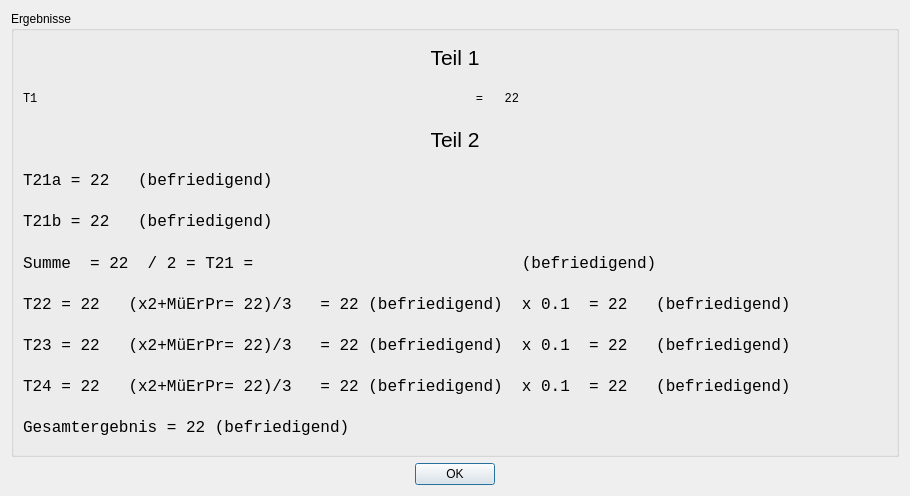
effzett/pihk, file ihk.ui: the form before one commit.
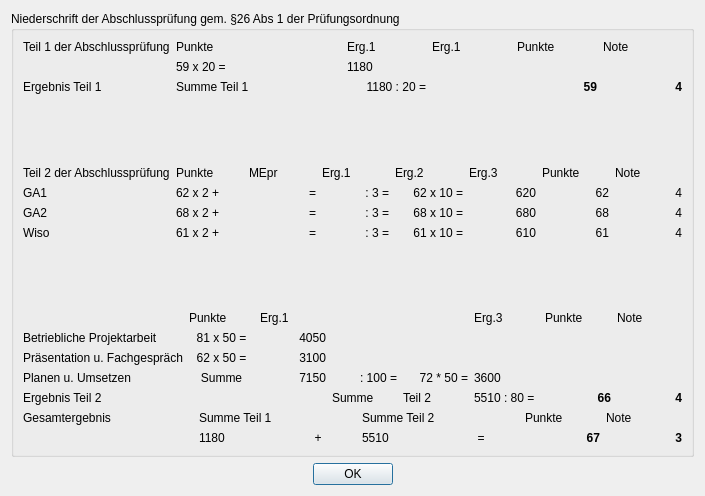
The form after the commit.

Diff of the .ui file:
```diff
--- a/ihk.ui
+++ b/ihk.ui
@@ -17,145 +17,906 @@
    <item>
     <widget class="QGroupBox" name="groupBox">
      <property name="title">
-      <string>Ergebnisse</string>
+      <string>Niederschrift der Abschlussprüfung gem. §26 Abs 1 der Prüfungsordnung</string>
      </property>
      <layout class="QVBoxLayout" name="verticalLayout">
       <item>
-       <widget class="QLabel" name="label_7">
-        <property name="font">
-         <font>
-          <pointsize>16</pointsize>
-          <weight>50</weight>
-          <bold>false</bold>
-         </font>
-        </property>
-        <property name="text">
-         <string>Teil 1</string>
-        </property>
-        <property name="alignment">
-         <set>Qt::AlignCenter</set>
-        </property>
-       </widget>
+       <layout class="QGridLayout" name="gridLayout">
+        <item row="3" column="5">
+         <widget class="QLabel" name="label_2">
+          <property name="font">
+           <font>
+            <bold>true</bold>
+           </font>
+          </property>
+          <property name="text">
+           <string>59</string>
+          </property>
+          <property name="alignment">
+           <set>Qt::AlignRight|Qt::AlignTrailing|Qt::AlignVCenter</set>
+          </property>
+         </widget>
+        </item>
+        <item row="2" column="3">
+         <widget class="QLabel" name="label_16">
+          <property name="text">
+           <string>1180</string>
+          </property>
+         </widget>
+        </item>
+        <item row="3" column="0">
+         <widget class="QLabel" name="label">
+          <property name="text">
+           <string>Ergebnis Teil 1</string>
+          </property>
+         </widget>
+        </item>
+        <item row="1" column="3">
+         <widget class="QLabel" name="label_12">
+          <property name="text">
+           <string>Erg.1</string>
+          </property>
+         </widget>
+        </item>
+        <item row="3" column="6">
+         <widget class="QLabel" name="label_20">
+          <property name="font">
+           <font>
+            <bold>true</bold>
+           </font>
+          </property>
+          <property name="text">
+           <string>4</string>
+          </property>
+          <property name="alignment">
+           <set>Qt::AlignRight|Qt::AlignTrailing|Qt::AlignVCenter</set>
+          </property>
+         </widget>
+        </item>
+        <item row="1" column="6">
+         <widget class="QLabel" name="label_15">
+          <property name="text">
+           <string>Note</string>
+          </property>
+         </widget>
+        </item>
+        <item row="1" column="5">
+         <widget class="QLabel" name="label_14">
+          <property name="text">
+           <string>Punkte</string>
+          </property>
+         </widget>
+        </item>
+        <item row="3" column="1">
+         <widget class="QLabel" name="label_18">
+          <property name="text">
+           <string>Summe Teil 1</string>
+          </property>
+         </widget>
+        </item>
+        <item row="1" column="4">
+         <widget class="QLabel" name="label_13">
+          <property name="text">
+           <string>Erg.1</string>
+          </property>
+         </widget>
+        </item>
+        <item row="2" column="1">
+         <widget class="QLabel" name="label_17">
+          <property name="text">
+           <string>59 x 20 =</string>
+          </property>
+         </widget>
+        </item>
+        <item row="3" column="3">
+         <widget class="QLabel" name="label_19">
+          <property name="text">
+           <string>1180 : 20 =</string>
+          </property>
+          <property name="alignment">
+           <set>Qt::AlignRight|Qt::AlignTrailing|Qt::AlignVCenter</set>
+          </property>
+         </widget>
+        </item>
+        <item row="1" column="0">
+         <widget class="QLabel" name="label_7">
+          <property name="font">
+           <font>
+            <bold>false</bold>
+           </font>
+          </property>
+          <property name="text">
+           <string>Teil 1 der Abschlussprüfung</string>
+          </property>
+         </widget>
+        </item>
+        <item row="1" column="1">
+         <widget class="QLabel" name="label_11">
+          <property name="text">
+           <string>Punkte</string>
+          </property>
+         </widget>
+        </item>
+        <item row="1" column="2">
+         <widget class="QLabel" name="label_61">
+          <property name="text">
+           <string/>
+          </property>
+         </widget>
+        </item>
+       </layout>
       </item>
       <item>
-       <widget class="QLabel" name="label_2">
-        <property name="font">
-         <font>
-          <family>Courier New</family>
-         </font>
+       <spacer name="verticalSpacer">
+        <property name="orientation">
+         <enum>Qt::Vertical</enum>
         </property>
-        <property name="text">
-         <string>T1                                                             =   22          </string>
+        <property name="sizeHint" stdset="0">
+         <size>
+          <width>20</width>
+          <height>40</height>
+         </size>
         </property>
-       </widget>
+       </spacer>
       </item>
       <item>
-       <widget class="QLabel" name="label">
-        <property name="font">
-         <font>
-          <pointsize>16</pointsize>
-          <weight>50</weight>
-          <bold>false</bold>
-         </font>
-        </property>
-        <property name="text">
-         <string>Teil 2</string>
-        </property>
-        <property name="alignment">
-         <set>Qt::AlignCenter</set>
-        </property>
-       </widget>
+       <layout class="QGridLayout" name="gridLayout_2">
+        <item row="1" column="6">
+         <widget class="QLabel" name="label_25">
+          <property name="text">
+           <string>Punkte</string>
+          </property>
+         </widget>
+        </item>
+        <item row="1" column="0">
+         <widget class="QLabel" name="label_27">
+          <property name="font">
+           <font>
+            <bold>false</bold>
+           </font>
+          </property>
+          <property name="text">
+           <string>Teil 2 der Abschlussprüfung</string>
+          </property>
+         </widget>
+        </item>
+        <item row="2" column="1">
+         <widget class="QLabel" name="label_26">
+          <property name="text">
+           <string>62 x 2 +</string>
+          </property>
+         </widget>
+        </item>
+        <item row="3" column="6">
+         <widget class="QLabel" name="label_31">
+          <property name="text">
+           <string>68</string>
+          </property>
+          <property name="alignment">
+           <set>Qt::AlignRight|Qt::AlignTrailing|Qt::AlignVCenter</set>
+          </property>
+         </widget>
+        </item>
+        <item row="2" column="2">
+         <widget class="QLabel" name="label_35">
+          <property name="text">
+           <string>=</string>
+          </property>
+          <property name="alignment">
+           <set>Qt::AlignRight|Qt::AlignTrailing|Qt::AlignVCenter</set>
+          </property>
+         </widget>
+        </item>
+        <item row="1" column="4">
+         <widget class="QLabel" name="label_23">
+          <property name="text">
+           <string>Erg.2</string>
+          </property>
+         </widget>
+        </item>
+        <item row="3" column="7">
+         <widget class="QLabel" name="label_32">
+          <property name="text">
+           <string>4</string>
+          </property>
+          <property name="alignment">
+           <set>Qt::AlignRight|Qt::AlignTrailing|Qt::AlignVCenter</set>
+          </property>
+         </widget>
+        </item>
+        <item row="2" column="3">
+         <widget class="QLabel" name="label_21">
+          <property name="text">
+           <string> : 3 =</string>
+          </property>
+          <property name="alignment">
+           <set>Qt::AlignRight|Qt::AlignTrailing|Qt::AlignVCenter</set>
+          </property>
+         </widget>
+        </item>
+        <item row="1" column="7">
+         <widget class="QLabel" name="label_24">
+          <property name="text">
+           <string>Note</string>
+          </property>
+         </widget>
+        </item>
+        <item row="3" column="0">
+         <widget class="QLabel" name="label_33">
+          <property name="text">
+           <string>GA2</string>
+          </property>
+         </widget>
+        </item>
+        <item row="1" column="5">
+         <widget class="QLabel" name="label_34">
+          <property name="text">
+           <string>Erg.3</string>
+          </property>
+         </widget>
+        </item>
+        <item row="1" column="3">
+         <widget class="QLabel" name="label_22">
+          <property name="text">
+           <string>Erg.1</string>
+          </property>
+         </widget>
+        </item>
+        <item row="2" column="0">
+         <widget class="QLabel" name="label_36">
+          <property name="text">
+           <string>GA1</string>
+          </property>
+         </widget>
+        </item>
+        <item row="1" column="1">
+         <widget class="QLabel" name="label_28">
+          <property name="text">
+           <string>Punkte</string>
+          </property>
+         </widget>
+        </item>
+        <item row="1" column="2">
+         <widget class="QLabel" name="label_6">
+          <property name="text">
+           <string>MEpr</string>
+          </property>
+         </widget>
+        </item>
+        <item row="4" column="0">
+         <widget class="QLabel" name="label_37">
+          <property name="text">
+           <string>Wiso</string>
+          </property>
+         </widget>
+        </item>
+        <item row="3" column="1">
+         <widget class="QLabel" name="label_29">
+          <property name="text">
+           <string>68 x 2 +</string>
+          </property>
+         </widget>
+        </item>
+        <item row="4" column="1">
+         <widget class="QLabel" name="label_38">
+          <property name="text">
+           <string>61 x 2 +</string>
+          </property>
+         </widget>
+        </item>
+        <item row="3" column="3">
+         <widget class="QLabel" name="label_30">
+          <property name="text">
+           <string> : 3 =</string>
+          </property>
+          <property name="alignment">
+           <set>Qt::AlignRight|Qt::AlignTrailing|Qt::AlignVCenter</set>
+          </property>
+         </widget>
+        </item>
+        <item row="4" column="3">
+         <widget class="QLabel" name="label_39">
+          <property name="text">
+           <string> : 3 =</string>
+          </property>
+          <property name="alignment">
+           <set>Qt::AlignRight|Qt::AlignTrailing|Qt::AlignVCenter</set>
+          </property>
+         </widget>
+        </item>
+        <item row="3" column="2">
+         <widget class="QLabel" name="label_40">
+          <property name="text">
+           <string>=</string>
+          </property>
+          <property name="alignment">
+           <set>Qt::AlignRight|Qt::AlignTrailing|Qt::AlignVCenter</set>
+          </property>
+         </widget>
+        </item>
+        <item row="4" column="2">
+         <widget class="QLabel" name="label_41">
+          <property name="text">
+           <string>=</string>
+          </property>
+          <property name="alignment">
+           <set>Qt::AlignRight|Qt::AlignTrailing|Qt::AlignVCenter</set>
+          </property>
+         </widget>
+        </item>
+        <item row="2" column="4">
+         <widget class="QLabel" name="label_42">
+          <property name="text">
+           <string> 62 x 10 =</string>
+          </property>
+          <property name="alignment">
+           <set>Qt::AlignRight|Qt::AlignTrailing|Qt::AlignVCenter</set>
+          </property>
+         </widget>
+        </item>
+        <item row="3" column="4">
+         <widget class="QLabel" name="label_43">
+          <property name="text">
+           <string>68 x 10 =</string>
+          </property>
+          <property name="alignment">
+           <set>Qt::AlignRight|Qt::AlignTrailing|Qt::AlignVCenter</set>
+          </property>
+         </widget>
+        </item>
+        <item row="4" column="4">
+         <widget class="QLabel" name="label_44">
+          <property name="text">
+           <string>61 x 10 =</string>
+          </property>
+          <property name="alignment">
+           <set>Qt::AlignRight|Qt::AlignTrailing|Qt::AlignVCenter</set>
+          </property>
+         </widget>
+        </item>
+        <item row="2" column="5">
+         <widget class="QLabel" name="label_45">
+          <property name="text">
+           <string>620</string>
+          </property>
+          <property name="alignment">
+           <set>Qt::AlignRight|Qt::AlignTrailing|Qt::AlignVCenter</set>
+          </property>
+         </widget>
+        </item>
+        <item row="3" column="5">
+         <widget class="QLabel" name="label_46">
+          <property name="text">
+           <string>680</string>
+          </property>
+          <property name="alignment">
+           <set>Qt::AlignRight|Qt::AlignTrailing|Qt::AlignVCenter</set>
+          </property>
+         </widget>
+        </item>
+        <item row="4" column="5">
+         <widget class="QLabel" name="label_47">
+          <property name="text">
+           <string>610</string>
+          </property>
+          <property name="alignment">
+           <set>Qt::AlignRight|Qt::AlignTrailing|Qt::AlignVCenter</set>
+          </property>
+         </widget>
+        </item>
+        <item row="2" column="6">
+         <widget class="QLabel" name="label_48">
+          <property name="text">
+           <string>62</string>
+          </property>
+          <property name="alignment">
+           <set>Qt::AlignRight|Qt::AlignTrailing|Qt::AlignVCenter</set>
+          </property>
+         </widget>
+        </item>
+        <item row="4" column="6">
+         <widget class="QLabel" name="label_49">
+          <property name="text">
+           <string>61</string>
+          </property>
+          <property name="alignment">
+           <set>Qt::AlignRight|Qt::AlignTrailing|Qt::AlignVCenter</set>
+          </property>
+         </widget>
+        </item>
+        <item row="2" column="7">
+         <widget class="QLabel" name="label_50">
+          <property name="text">
+           <string>4</string>
+          </property>
+          <property name="alignment">
+           <set>Qt::AlignRight|Qt::AlignTrailing|Qt::AlignVCenter</set>
+          </property>
+         </widget>
+        </item>
+        <item row="4" column="7">
+         <widget class="QLabel" name="label_51">
+          <property name="text">
+           <string>4</string>
+          </property>
+          <property name="alignment">
+           <set>Qt::AlignRight|Qt::AlignTrailing|Qt::AlignVCenter</set>
+          </property>
+         </widget>
+        </item>
+       </layout>
       </item>
       <item>
-       <widget class="QLabel" name="label_6">
-        <property name="font">
-         <font>
-          <family>Courier New</family>
-          <pointsize>12</pointsize>
-         </font>
+       <spacer name="verticalSpacer_2">
+        <property name="orientation">
+         <enum>Qt::Vertical</enum>
         </property>
-        <property name="text">
-         <string>T21a = 22   (befriedigend)        </string>
+        <property name="sizeHint" stdset="0">
+         <size>
+          <width>20</width>
+          <height>40</height>
+         </size>
         </property>
-       </widget>
+       </spacer>
       </item>
       <item>
-       <widget class="QLabel" name="label_8">
-        <property name="font">
-         <font>
-          <family>Courier New</family>
-          <pointsize>12</pointsize>
-         </font>
-        </property>
-        <property name="text">
-         <string>T21b = 22   (befriedigend)        </string>
-        </property>
-       </widget>
+       <layout class="QGridLayout" name="gridLayout_3">
+        <item row="4" column="3">
+         <widget class="QLabel" name="label_75">
+          <property name="text">
+           <string>: 100 =</string>
+          </property>
+          <property name="alignment">
+           <set>Qt::AlignRight|Qt::AlignTrailing|Qt::AlignVCenter</set>
+          </property>
+         </widget>
+        </item>
+        <item row="2" column="7">
+         <widget class="QLabel" name="label_81">
+          <property name="text">
+           <string/>
+          </property>
+          <property name="alignment">
+           <set>Qt::AlignRight|Qt::AlignTrailing|Qt::AlignVCenter</set>
+          </property>
+         </widget>
+        </item>
+        <item row="3" column="1">
+         <widget class="QLabel" name="label_67">
+          <property name="text">
+           <string>62 x 50 =</string>
+          </property>
+          <property name="alignment">
+           <set>Qt::AlignCenter</set>
+          </property>
+         </widget>
+        </item>
+        <item row="5" column="5">
+         <widget class="QLabel" name="label_9">
+          <property name="text">
+           <string>5510 : 80 =</string>
+          </property>
+         </widget>
+        </item>
+        <item row="4" column="5">
+         <widget class="QLabel" name="label_8">
+          <property name="text">
+           <string>3600</string>
+          </property>
+         </widget>
+        </item>
+        <item row="4" column="7">
+         <widget class="QLabel" name="label_82">
+          <property name="text">
+           <string/>
+          </property>
+          <property name="alignment">
+           <set>Qt::AlignRight|Qt::AlignTrailing|Qt::AlignVCenter</set>
+          </property>
+         </widget>
+        </item>
+        <item row="2" column="1">
+         <widget class="QLabel" name="label_54">
+          <property name="text">
+           <string>81 x 50 =</string>
+          </property>
+          <property name="alignment">
+           <set>Qt::AlignCenter</set>
+          </property>
+         </widget>
+        </item>
+        <item row="3" column="2">
+         <widget class="QLabel" name="label_69">
+          <property name="text">
+           <string>3100</string>
+          </property>
+          <property name="alignment">
+           <set>Qt::AlignRight|Qt::AlignTrailing|Qt::AlignVCenter</set>
+          </property>
+         </widget>
+        </item>
+        <item row="4" column="1">
+         <widget class="QLabel" name="label_68">
+          <property name="text">
+           <string>Summe</string>
+          </property>
+          <property name="alignment">
+           <set>Qt::AlignCenter</set>
+          </property>
+         </widget>
+        </item>
+        <item row="3" column="0">
+         <widget class="QLabel" name="label_64">
+          <property name="text">
+           <string>Präsentation u. Fachgespräch</string>
+          </property>
+         </widget>
+        </item>
+        <item row="5" column="6">
+         <widget class="QLabel" name="label_10">
+          <property name="font">
+           <font>
+            <bold>true</bold>
+           </font>
+          </property>
+          <property name="text">
+           <string>66</string>
+          </property>
+          <property name="alignment">
+           <set>Qt::AlignRight|Qt::AlignTrailing|Qt::AlignVCenter</set>
+          </property>
+         </widget>
+        </item>
+        <item row="1" column="3">
+         <widget class="QLabel" name="label_57">
+          <property name="text">
+           <string/>
+          </property>
+         </widget>
+        </item>
+        <item row="4" column="0">
+         <widget class="QLabel" name="label_66">
+          <property name="text">
+           <string>Planen u. Umsetzen</string>
+          </property>
+         </widget>
+        </item>
+        <item row="5" column="3">
+         <widget class="QLabel" name="label_3">
+          <property name="text">
+           <string>Summe</string>
+          </property>
+         </widget>
+        </item>
+        <item row="5" column="4">
+         <widget class="QLabel" name="label_4">
+          <property name="text">
+           <string>Teil 2</string>
+          </property>
+         </widget>
+        </item>
+        <item row="3" column="6">
+         <widget class="QLabel" name="label_55">
+          <property name="text">
+           <string/>
+          </property>
+          <property name="alignment">
+           <set>Qt::AlignRight|Qt::AlignTrailing|Qt::AlignVCenter</set>
+          </property>
+         </widget>
+        </item>
+        <item row="2" column="4">
+         <widget class="QLabel" name="label_76">
+          <property name="text">
+           <string/>
+          </property>
+          <property name="alignment">
+           <set>Qt::AlignRight|Qt::AlignTrailing|Qt::AlignVCenter</set>
+          </property>
+         </widget>
+        </item>
+        <item row="3" column="7">
+         <widget class="QLabel" name="label_58">
+          <property name="text">
+           <string/>
+          </property>
+          <property name="alignment">
+           <set>Qt::AlignRight|Qt::AlignTrailing|Qt::AlignVCenter</set>
+          </property>
+         </widget>
+        </item>
+        <item row="1" column="4">
+         <widget class="QLabel" name="label_62">
+          <property name="text">
+           <string/>
+          </property>
+         </widget>
+        </item>
+        <item row="2" column="3">
+         <widget class="QLabel" name="label_73">
+          <property name="text">
+           <string/>
+          </property>
+          <property name="alignment">
+           <set>Qt::AlignRight|Qt::AlignTrailing|Qt::AlignVCenter</set>
+          </property>
+         </widget>
+        </item>
+        <item row="3" column="3">
+         <widget class="QLabel" name="label_74">
+          <property name="text">
+           <string/>
+          </property>
+          <property name="alignment">
+           <set>Qt::AlignRight|Qt::AlignTrailing|Qt::AlignVCenter</set>
+          </property>
+         </widget>
+        </item>
+        <item row="2" column="6">
+         <widget class="QLabel" name="label_79">
+          <property name="text">
+           <string/>
+          </property>
+          <property name="alignment">
+           <set>Qt::AlignRight|Qt::AlignTrailing|Qt::AlignVCenter</set>
+          </property>
+         </widget>
+        </item>
+        <item row="1" column="5">
+         <widget class="QLabel" name="label_5">
+          <property name="text">
+           <string>Erg.3</string>
+          </property>
+         </widget>
+        </item>
+        <item row="5" column="7">
+         <widget class="QLabel" name="label_56">
+          <property name="font">
+           <font>
+            <bold>true</bold>
+           </font>
+          </property>
+          <property name="text">
+           <string>4</string>
+          </property>
+          <property name="alignment">
+           <set>Qt::AlignRight|Qt::AlignTrailing|Qt::AlignVCenter</set>
+          </property>
+         </widget>
+        </item>
+        <item row="3" column="4">
+         <widget class="QLabel" name="label_77">
+          <property name="text">
+           <string/>
+          </property>
+          <property name="alignment">
+           <set>Qt::AlignRight|Qt::AlignTrailing|Qt::AlignVCenter</set>
+          </property>
+         </widget>
+        </item>
+        <item row="5" column="0">
+         <widget class="QLabel" name="label_71">
+          <property name="text">
+           <string>Ergebnis Teil 2</string>
+          </property>
+         </widget>
+        </item>
+        <item row="4" column="4">
+         <widget class="QLabel" name="label_78">
+          <property name="text">
+           <string>72 * 50 =</string>
+          </property>
+          <property name="alignment">
+           <set>Qt::AlignRight|Qt::AlignTrailing|Qt::AlignVCenter</set>
+          </property>
+         </widget>
+        </item>
+        <item row="4" column="6">
+         <widget class="QLabel" name="label_80">
+          <property name="text">
+           <string/>
+          </property>
+          <property name="alignment">
+           <set>Qt::AlignRight|Qt::AlignTrailing|Qt::AlignVCenter</set>
+          </property>
+         </widget>
+        </item>
+        <item row="4" column="2">
+         <widget class="QLabel" name="label_70">
+          <property name="text">
+           <string>7150</string>
+          </property>
+          <property name="alignment">
+           <set>Qt::AlignRight|Qt::AlignTrailing|Qt::AlignVCenter</set>
+          </property>
+         </widget>
+        </item>
+        <item row="1" column="7">
+         <widget class="QLabel" name="label_60">
+          <property name="text">
+           <string>Note</string>
+          </property>
+         </widget>
+        </item>
+        <item row="2" column="2">
+         <widget class="QLabel" name="label_59">
+          <property name="text">
+           <string>4050</string>
+          </property>
+          <property name="alignment">
+           <set>Qt::AlignRight|Qt::AlignTrailing|Qt::AlignVCenter</set>
+          </property>
+         </widget>
+        </item>
+        <item row="1" column="6">
+         <widget class="QLabel" name="label_52">
+          <property name="text">
+           <string>Punkte</string>
+          </property>
+         </widget>
+        </item>
+        <item row="1" column="2">
+         <widget class="QLabel" name="label_63">
+          <property name="text">
+           <string>Erg.1</string>
+          </property>
+         </widget>
+        </item>
+        <item row="1" column="1">
+         <widget class="QLabel" name="label_65">
+          <property name="text">
+           <string>Punkte</string>
+          </property>
+         </widget>
+        </item>
+        <item row="2" column="0">
+         <widget class="QLabel" name="label_53">
+          <property name="font">
+           <font>
+            <bold>false</bold>
+           </font>
+          </property>
+          <property name="text">
+           <string>Betriebliche Projektarbeit</string>
+          </property>
+         </widget>
+        </item>
+       </layout>
       </item>
       <item>
-       <widget class="QLabel" name="label_9">
-        <property name="font">
-         <font>
-          <family>Courier New</family>
-          <pointsize>12</pointsize>
-         </font>
-        </property>
-        <property name="text">
-         <string>Summe  = 22  / 2 = T21 =                            (befriedigend)        </string>
-        </property>
-       </widget>
-      </item>
-      <item>
-       <widget class="QLabel" name="label_3">
-        <property name="font">
-         <font>
-          <family>Courier New</family>
-          <pointsize>12</pointsize>
-         </font>
-        </property>
-        <property name="text">
-         <string>T22 = 22   (x2+MüErPr= 22)/3   = 22 (befriedigend)  x 0.1  = 22   (befriedigend)          </string>
-        </property>
-       </widget>
-      </item>
-      <item>
-       <widget class="QLabel" name="label_4">
-        <property name="font">
-         <font>
-          <family>Courier New</family>
-          <pointsize>12</pointsize>
-         </font>
-        </property>
-        <property name="text">
-         <string>T23 = 22   (x2+MüErPr= 22)/3   = 22 (befriedigend)  x 0.1  = 22   (befriedigend)          </string>
-        </property>
-       </widget>
-      </item>
-      <item>
-       <widget class="QLabel" name="label_5">
-        <property name="font">
-         <font>
-          <family>Courier New</family>
-          <pointsize>12</pointsize>
-         </font>
-        </property>
-        <property name="text">
-         <string>T24 = 22   (x2+MüErPr= 22)/3   = 22 (befriedigend)  x 0.1  = 22   (befriedigend)          </string>
-        </property>
-       </widget>
-      </item>
-      <item>
-       <widget class="QLabel" name="label_10">
-        <property name="font">
-         <font>
-          <family>Courier New</family>
-          <pointsize>12</pointsize>
-         </font>
-        </property>
-        <property name="text">
-         <string>Gesamtergebnis = 22 (befriedigend)</string>
-        </property>
-       </widget>
+       <layout class="QGridLayout" name="gridLayout_5">
+        <item row="1" column="3">
+         <widget class="QLabel" name="label_125">
+          <property name="text">
+           <string/>
+          </property>
+          <property name="alignment">
+           <set>Qt::AlignCenter</set>
+          </property>
+         </widget>
+        </item>
+        <item row="5" column="4">
+         <widget class="QLabel" name="label_118">
+          <property name="text">
+           <string>5510</string>
+          </property>
+         </widget>
+        </item>
+        <item row="1" column="6">
+         <widget class="QLabel" name="label_123">
+          <property name="text">
+           <string>Punkte</string>
+          </property>
+         </widget>
+        </item>
+        <item row="1" column="0">
+         <widget class="QLabel" name="label_128">
+          <property name="font">
+           <font>
+            <bold>false</bold>
+           </font>
+          </property>
+          <property name="text">
+           <string>Gesamtergebnis</string>
+          </property>
+         </widget>
+        </item>
+        <item row="1" column="1">
+         <widget class="QLabel" name="label_119">
+          <property name="text">
+           <string/>
+          </property>
+         </widget>
+        </item>
+        <item row="5" column="5">
+         <widget class="QLabel" name="label_126">
+          <property name="text">
+           <string>=</string>
+          </property>
+          <property name="alignment">
+           <set>Qt::AlignCenter</set>
+          </property>
+         </widget>
+        </item>
+        <item row="5" column="6">
+         <widget class="QLabel" name="label_117">
+          <property name="font">
+           <font>
+            <bold>true</bold>
+           </font>
+          </property>
+          <property name="text">
+           <string>67</string>
+          </property>
+          <property name="alignment">
+           <set>Qt::AlignRight|Qt::AlignTrailing|Qt::AlignVCenter</set>
+          </property>
+         </widget>
+        </item>
+        <item row="5" column="7">
+         <widget class="QLabel" name="label_121">
+          <property name="font">
+           <font>
+            <bold>true</bold>
+           </font>
+          </property>
+          <property name="text">
+           <string>3</string>
+          </property>
+          <property name="alignment">
+           <set>Qt::AlignRight|Qt::AlignTrailing|Qt::AlignVCenter</set>
+          </property>
+         </widget>
+        </item>
+        <item row="1" column="4">
+         <widget class="QLabel" name="label_124">
+          <property name="text">
+           <string>Summe Teil 2</string>
+          </property>
+         </widget>
+        </item>
+        <item row="1" column="2">
+         <widget class="QLabel" name="label_130">
+          <property name="text">
+           <string>Summe Teil 1</string>
+          </property>
+         </widget>
+        </item>
+        <item row="1" column="7">
+         <widget class="QLabel" name="label_122">
+          <property name="text">
+           <string>Note</string>
+          </property>
+         </widget>
+        </item>
+        <item row="5" column="2">
+         <widget class="QLabel" name="label_120">
+          <property name="text">
+           <string>1180</string>
+          </property>
+         </widget>
+        </item>
+        <item row="5" column="3">
+         <widget class="QLabel" name="label_129">
+          <property name="text">
+           <string>+</string>
+          </property>
+          <property name="alignment">
+           <set>Qt::AlignCenter</set>
+          </property>
+         </widget>
+        </item>
+        <item row="1" column="5">
+         <widget class="QLabel" name="label_127">
+          <property name="text">
+           <string/>
+          </property>
+          <property name="alignment">
+           <set>Qt::AlignCenter</set>
+          </property>
+         </widget>
+        </item>
+       </layout>
       </item>
      </layout>
     </widget>
```
